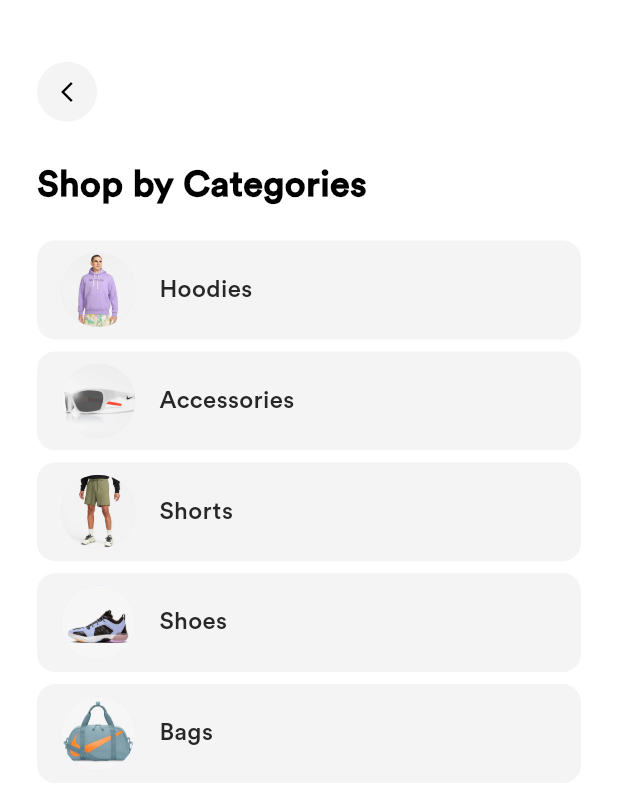
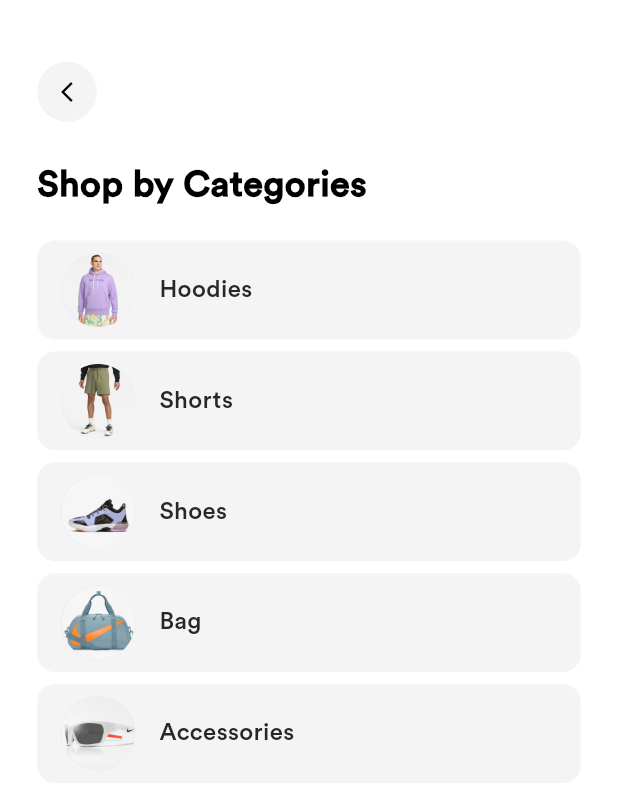
Before and after one commit to Tu2525/LinkFlutterEcommerceApp, a Flutter app: the CategoriesList screen opened directly, on a phone screen of 412 x 824 dp. Shown: the top 810 px of the screen. Run offline on Flutter 3.47's test engine with Material 3 defaults, Android fonts, the phone set to English and light mode, and no system bars; our stand-ins replace animated_text_kit, flutter_riverpod, flutter_screenutil, iconsax_plus, smooth_page_indicator.

Commit message:
Refactor/shop by categories with Riverpod

```diff
--- a/lib/providers/category_section_providor.dart
+++ b/lib/providers/category_section_provider.dart
@@ -1,5 +1,5 @@
 import 'package:flutter_riverpod/flutter_riverpod.dart';
-import 'package:link_flutter_ecommerce_app/model/category_model.dart';
+import 'package:link_flutter_ecommerce_app/models/category_model.dart';
 import 'package:link_flutter_ecommerce_app/widgets/categories.dart';
 
 final List<CategoryModel> allCategories = [
--- a/lib/screens/categories_list_screen.dart
+++ b/lib/screens/categories_list_screen.dart
@@ -1,38 +1,18 @@
 import 'package:flutter/material.dart';
+import 'package:flutter_riverpod/flutter_riverpod.dart';
+import 'package:link_flutter_ecommerce_app/providers/category_section_provider.dart';
 import 'package:link_flutter_ecommerce_app/widgets/CategoryCard.dart';
 import 'package:link_flutter_ecommerce_app/widgets/custom_back_icon.dart';
 
-class CategoriesList extends StatelessWidget {
+class CategoriesList extends ConsumerWidget {
   const CategoriesList({super.key});
 
   @override
-  Widget build(BuildContext context) {
+  Widget build(BuildContext context, WidgetRef ref) {
     final screenHeight = MediaQuery.sizeOf(context).height;
     final screenWidth = MediaQuery.sizeOf(context).width;
     final bool isDarkMode = Theme.of(context).brightness == Brightness.dark;
-
-    final categories = [
-      {
-        "image": "images/8d40b2ff9a729542c316774eec94b994b83da2b9.png",
-        "category": "Hoodies",
-      },
-      {
-        "image": "images/ad54c3d508e579e5faa2fa7794697833726d84ee.png",
-        "category": "Accessories",
-      },
-      {
-        "image": "images/0f7013a04882ff37a8f9dfb7288a70dd163aa02d.png",
-        "category": "Shorts",
-      },
-      {
-        "image": "images/0a570874d5e4811d45067854f7bf8387ed202685.png",
-        "category": "Shoes",
-      },
-      {
-        "image": "images/6a96d4db645c59111253564fb0994b3b2da4b022.jpg",
-        "category": "Bags",
-      },
-    ];
+    final categories = ref.watch(categoryProvider);
 
     return Scaffold(
       backgroundColor: isDarkMode ? Colors.black : Colors.white,
@@ -67,8 +47,8 @@ class CategoriesList extends StatelessWidget {
                     return Padding(
                       padding: const EdgeInsets.symmetric(vertical: 4),
                       child: CategoryCard(
-                        image: item["image"]!,
-                        title: item["category"]!,
+                        image: item.imgPath,
+                        title: item.title,
                         isDarkMode: isDarkMode,
                         screenHeight: screenHeight,
                         screenWidth: screenWidth,
--- a/lib/screens/notification_screen.dart
+++ b/lib/screens/notification_screen.dart
@@ -1,6 +1,6 @@
 import 'package:flutter/material.dart';
 import 'package:flutter_riverpod/flutter_riverpod.dart';
-import 'package:link_flutter_ecommerce_app/providers/notification_screen_providor.dart';
+import 'package:link_flutter_ecommerce_app/providers/notification_screen_provider.dart';
 import 'package:link_flutter_ecommerce_app/widgets/notification_card.dart';
 import 'package:link_flutter_ecommerce_app/widgets/notification_with_data.dart';
 
--- a/lib/screens/onboarding_screen.dart
+++ b/lib/screens/onboarding_screen.dart
@@ -1,6 +1,6 @@
 import 'package:flutter/material.dart';
 import 'package:flutter_riverpod/flutter_riverpod.dart';
-import 'package:link_flutter_ecommerce_app/providors/onboarding_screen_providor.dart';
+import 'package:link_flutter_ecommerce_app/providers/onboarding_screen_providor.dart';
 import 'package:link_flutter_ecommerce_app/widgets/onboarding_screen_widget.dart';
 import 'package:smooth_page_indicator/smooth_page_indicator.dart';
 
--- a/lib/widgets/categories_section.dart
+++ b/lib/widgets/categories_section.dart
@@ -1,7 +1,7 @@
 import 'package:flutter/material.dart';
 import 'package:flutter_riverpod/flutter_riverpod.dart';
 import 'package:link_flutter_ecommerce_app/constants/app_styles.dart';
-import 'package:link_flutter_ecommerce_app/providers/category_section_providor.dart';
+import 'package:link_flutter_ecommerce_app/providers/category_section_provider.dart';
 import 'package:link_flutter_ecommerce_app/screens/categories_list_screen.dart';
 
 class CategoriesSection extends StatelessWidget {
```
Also changed, not shown: lib/models/category_model.dart (renamed from lib/model/category_model.dart), lib/providers/notification_screen_provider.dart (renamed from lib/providers/notification_screen_providor.dart), lib/providers/onboarding_screen_providor.dart (renamed from lib/providors/onboarding_screen_providor.dart).
